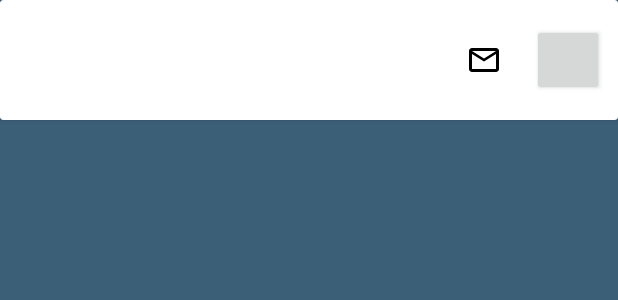
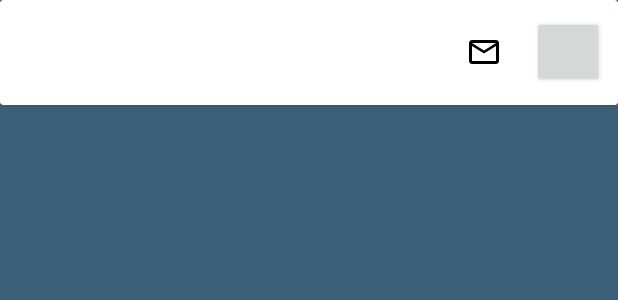
Before and after one commit to homelajiang/Pink-v2, an Android app: the layout ac_login_model.xml on its own in the app's theme, with its tools: preview values and no code run, on a phone screen of 412 x 824 dp. Shown: the top 300 px of the screen. Run offline under Robolectric (Android 15) with nearby library versions, the phone set to English and light mode, and no system bars; plain views replace SimpleDraweeView.

Commit message:
修改一点样式

```diff
--- a/app/src/main/res/layout/ac_fun_time_view.xml
+++ b/app/src/main/res/layout/ac_fun_time_view.xml
@@ -1,17 +1,19 @@
 <?xml version="1.0" encoding="utf-8"?>
 <merge xmlns:android="http://schemas.android.com/apk/res/android">
 
-    <ImageView
+    <ImageButton
         android:id="@+id/fun_time_left"
         android:layout_width="0dp"
         android:layout_height="wrap_content"
         android:layout_weight="1"
+        android:background="?attr/selectableItemBackground"
         android:src="@drawable/ic_head_default" />
 
-    <ImageView
+    <ImageButton
         android:id="@+id/fun_time_right"
         android:layout_width="0dp"
         android:layout_height="wrap_content"
         android:layout_weight="1"
+        android:background="?attr/selectableItemBackground"
         android:src="@drawable/ic_head_default" />
 </merge>
--- a/app/src/main/res/layout/ac_login_view.xml
+++ b/app/src/main/res/layout/ac_login_view.xml
@@ -5,7 +5,7 @@
 
     <RelativeLayout
         android:layout_width="match_parent"
-        android:layout_height="80dp">
+        android:layout_height="70dp">
 
         <TextView
             android:id="@+id/username"
```
